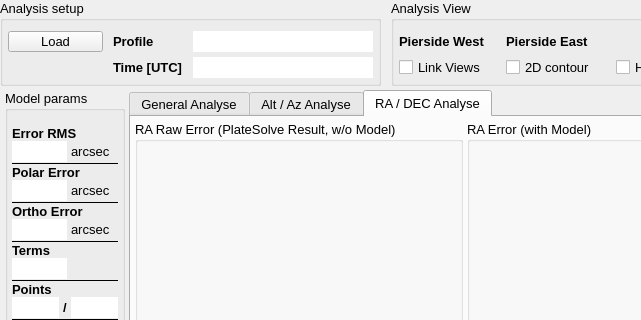
Before: the Qt Designer form src_add/widgets/analyse.ui in mworion/MountWizzard4, drawn with Qt 5; both pictures show x 0 to 641 and y 0 to 320 of the 800 by 606 pixel window.
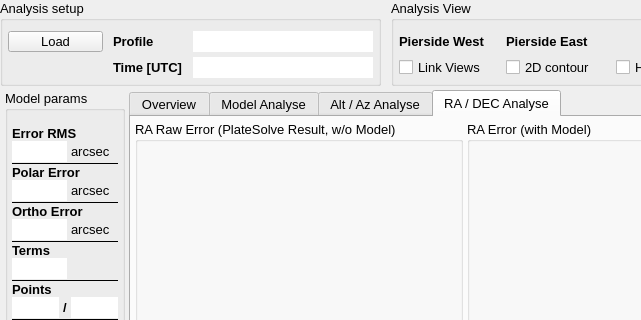
After: the same form once the commit is applied. The open tabs and pages were chosen to show the change. Custom widgets are drawn as their Qt base class.

Commit message: improve model analyse

```diff
--- a/src_add/widgets/analyse.ui
+++ b/src_add/widgets/analyse.ui
@@ -1480,7 +1480,7 @@
        </property>
        <widget class="QWidget" name="General">
         <attribute name="title">
-         <string>General Analyse</string>
+         <string>Overview</string>
         </attribute>
         <layout class="QGridLayout" name="gridLayout_2">
          <property name="sizeConstraint">
@@ -1663,6 +1663,11 @@
          </item>
         </layout>
        </widget>
+       <widget class="QWidget" name="tab">
+        <attribute name="title">
+         <string>Model Analyse</string>
+        </attribute>
+       </widget>
        <widget class="QWidget" name="AltAz">
         <attribute name="title">
          <string>Alt / Az Analyse</string>
```
Left out of the diff: 4 changed lines with no effect on the pictures.
